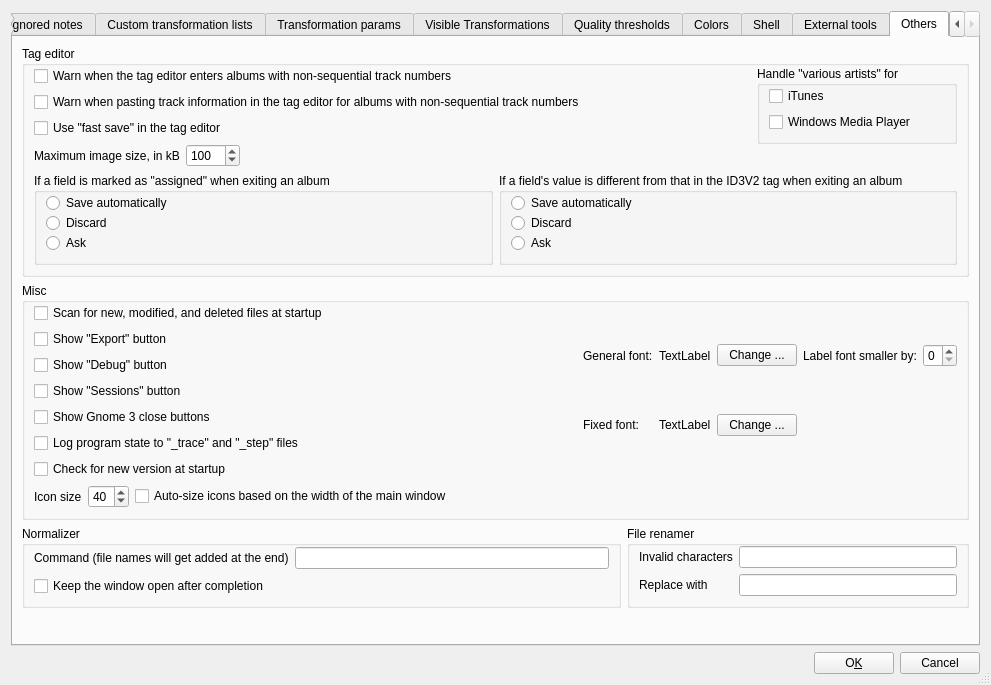
The window that mp3diags/src/Config.ui (frispete/mp3diags) describes before a commit, drawn with Qt 5.
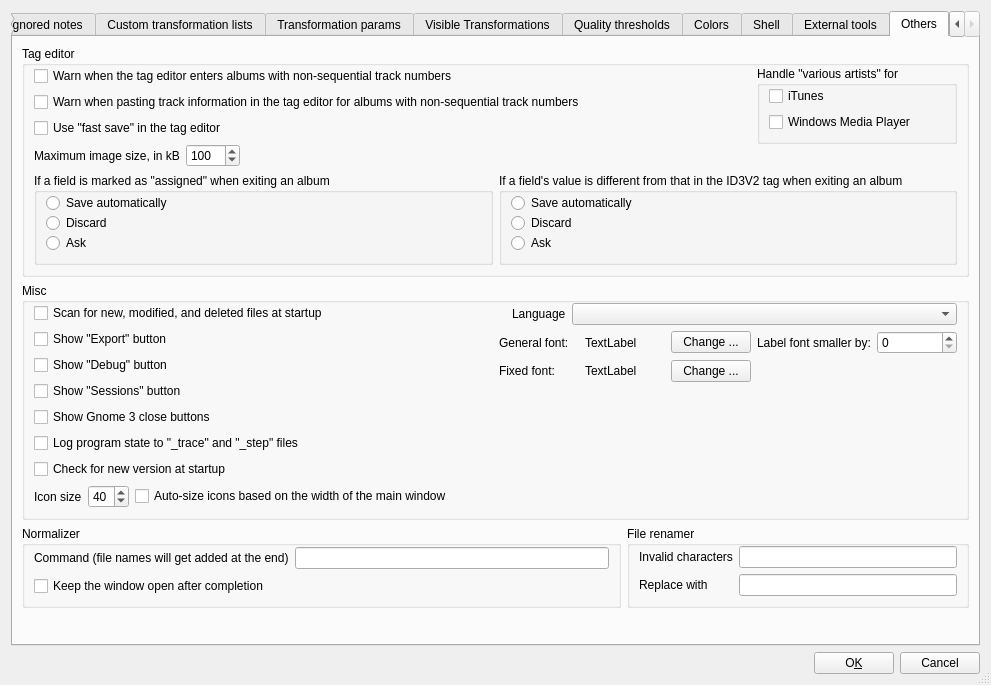
The same window after the commit. The open tabs and pages were chosen to show the change. Icons and pictures are not drawn.

Patch:
```diff
--- a/mp3diags/src/Config.ui
+++ b/mp3diags/src/Config.ui
@@ -2819,8 +2819,71 @@
              </widget>
             </item>
             <item>
+             <widget class="QWidget" name="widget_32" native="true">
+              <property name="minimumSize">
+               <size>
+                <width>30</width>
+                <height>0</height>
+               </size>
+              </property>
+              <layout class="QVBoxLayout" name="verticalLayout_6">
+               <property name="margin">
+                <number>0</number>
+               </property>
+               <item>
+                <widget class="QWidget" name="widget_33" native="true">
+                 <property name="minimumSize">
+                  <size>
+                   <width>20</width>
+                   <height>0</height>
+                  </size>
+                 </property>
+                 <layout class="QHBoxLayout" name="horizontalLayout_2">
+                  <property name="margin">
+                   <number>0</number>
+                  </property>
+                  <item>
+                   <widget class="QLabel" name="m_pFlagIconL">
+                    <property name="maximumSize">
+                     <size>
+                      <width>99</width>
+                      <height>60</height>
+                     </size>
+                    </property>
+                    <property name="text">
+                     <string/>
+                    </property>
+                    <property name="pixmap">
+                     <pixmap resource="Mp3Diags.qrc">:/images/preferences-desktop-locale.svg</pixmap>
+                    </property>
+                    <property name="scaledContents">
+                     <bool>true</bool>
+                    </property>
+                   </widget>
+                  </item>
+                  <item>
+                   <widget class="QLabel" name="label_40">
+                    <property name="text">
+                     <string>Language</string>
+                    </property>
+                   </widget>
+                  </item>
+                  <item>
+                   <widget class="QComboBox" name="m_pTranslationCbB">
+                    <property name="sizePolicy">
+                     <sizepolicy hsizetype="MinimumExpanding" vsizetype="Fixed">
+                      <horstretch>0</horstretch>
+                      <verstretch>0</verstretch>
+                     </sizepolicy>
+                    </property>
+                   </widget>
+                  </item>
+                 </layout>
+                </widget>
+               </item>
+               <item>
              <widget class="QWidget" name="m_pFontsW" native="true">
-              <layout class="QGridLayout">
+                 <layout class="QGridLayout" name="_2">
                <property name="margin">
                 <number>0</number>
                </property>
@@ -2895,6 +2958,22 @@
               </layout>
              </widget>
             </item>
+               <item>
+                <spacer name="verticalSpacer_5">
+                 <property name="orientation">
+                  <enum>Qt::Vertical</enum>
+                 </property>
+                 <property name="sizeHint" stdset="0">
+                  <size>
+                   <width>20</width>
+                   <height>40</height>
+                  </size>
+                 </property>
+                </spacer>
+               </item>
+              </layout>
+             </widget>
+            </item>
            </layout>
           </item>
           <item>
```
Left out of the diff: 4 changed lines with no effect on the pictures. Lines whose indentation alone changed are shown as unchanged.
